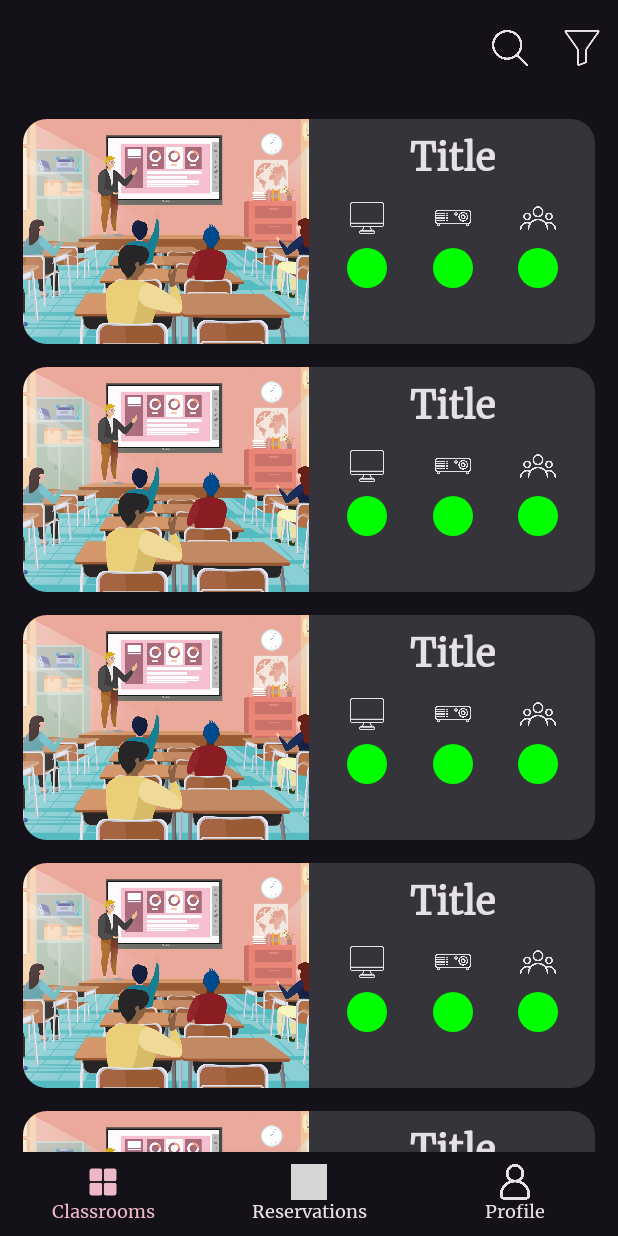
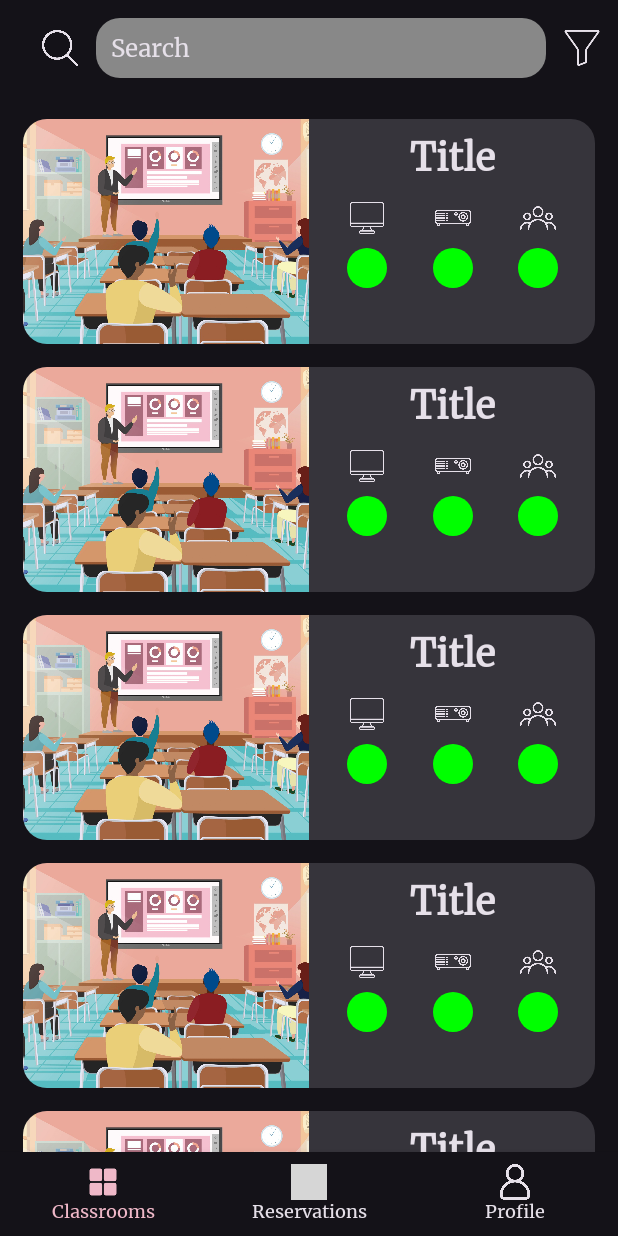
Before and after one commit to ilijaradojkovic/FON_ClassroomManagment_Frontend, an Android app built with Jetpack Compose: the Main_Screen screen opened through its navigation route, after a tap on "Search icon", on a phone screen of 412 x 824 dp. Run offline under Robolectric (Android 15) with nearby library versions, the phone set to English and light mode, and no system bars; our stand-ins replace accompanist; grey boxes are pictures that could not be loaded.

Commit message:
Dodata search animacija

```diff
--- a/app/src/main/java/com/example/fon_classroommanagment_frontend/Components/bars/TopBar.kt
+++ b/app/src/main/java/com/example/fon_classroommanagment_frontend/Components/bars/TopBar.kt
@@ -1,14 +1,20 @@
 package com.example.fon_classroommanagment_frontend.Components.input
 
-import androidx.compose.foundation.layout.Arrangement
-import androidx.compose.foundation.layout.Row
-import androidx.compose.foundation.layout.fillMaxWidth
-import androidx.compose.foundation.layout.size
+import androidx.compose.animation.animateContentSize
+import androidx.compose.foundation.background
+import androidx.compose.foundation.layout.*
+import androidx.compose.foundation.shape.RoundedCornerShape
+import androidx.compose.foundation.text.BasicTextField
 import androidx.compose.material.ExperimentalMaterialApi
 import androidx.compose.material3.*
-import androidx.compose.runtime.Composable
+import androidx.compose.runtime.*
+import androidx.compose.ui.Alignment
 import androidx.compose.ui.Modifier
+import androidx.compose.ui.draw.clip
+import androidx.compose.ui.graphics.Color
 import androidx.compose.ui.res.painterResource
+import androidx.compose.ui.text.TextStyle
+import androidx.compose.ui.text.style.TextAlign
 import androidx.compose.ui.unit.dp
 import com.example.fon_classroommanagment_frontend.R
 import kotlinx.coroutines.Job
@@ -19,22 +25,55 @@ fun TopBar(
     souldHide: Boolean,
     onFilterClick: () -> Job,
 
-){
+) {
+
+    var widthOfSearchInput by remember {
+        mutableStateOf(0f)
+    }
+    var searchText by remember{ mutableStateOf("")}
 
     SmallTopAppBar({
-if(!souldHide) {
-    Row(Modifier.fillMaxWidth(), horizontalArrangement = Arrangement.End) {
-        Row(modifier = Modifier.weight(1f), horizontalArrangement = Arrangement.End) {
-            IconButton(onClick = { /*TODO*/ }) {
+        if (!souldHide) {
+            Row(Modifier.fillMaxWidth(), horizontalArrangement = Arrangement.End, verticalAlignment = Alignment.CenterVertically) {
+                Row(modifier = Modifier.weight(1f), horizontalArrangement = Arrangement.End, verticalAlignment = Alignment.CenterVertically) {
+                    IconButton(onClick = {
+                        widthOfSearchInput = if (widthOfSearchInput == 1f) 0f
+                        else 1f
+                    }, modifier = Modifier) {
                         Icon(
                             painter = painterResource(id = R.drawable.search_icon),
                             contentDescription = "Search icon",
                             modifier = Modifier.size(24.dp)
                         )
                     }
+
+                         //TextField(modifier = Modifier.width(0.dp),value = "", onValueChange ={}, )
+                    BasicTextField(textStyle = MaterialTheme.typography.bodyMedium,
+                        modifier = Modifier.animateContentSize()
+                            .height(40.dp).fillMaxWidth(widthOfSearchInput)
+                            .clip(MaterialTheme.shapes.medium).background(Color.Gray),
+                       // shape = MaterialTheme.shapes.medium,
+                        value = searchText,
+                        onValueChange = {searchText="tewt"},
+                        decorationBox = { innerTextField ->
+                            Row(
+                                Modifier
+
+                                    .fillMaxSize().padding(10.dp,0.dp), verticalAlignment = Alignment.CenterVertically
+
+                            ) {
+
+                                if (searchText.isEmpty()) {
+                                    Text("Search", style = MaterialTheme.typography.bodyMedium)
+                                }
+                                innerTextField()  //<-- Add this
+                            }
+                        },
+
+                    )
                 }
                 Row(modifier = Modifier) {
-            IconButton(onClick = {onFilterClick()}) {
+                    IconButton(onClick = { onFilterClick() }) {
                         Icon(
                             painter = painterResource(id = R.drawable.filter_icon),
                             contentDescription = "Filter icon",
--- a/app/src/main/java/com/example/fon_classroommanagment_frontend/screens/Main_Screen.kt
+++ b/app/src/main/java/com/example/fon_classroommanagment_frontend/screens/Main_Screen.kt
@@ -7,8 +7,7 @@ import androidx.compose.foundation.layout.*
 import androidx.compose.material.*
 import androidx.compose.material3.ExperimentalMaterial3Api
 import androidx.compose.material3.Scaffold
-import androidx.compose.runtime.Composable
-import androidx.compose.runtime.rememberCoroutineScope
+import androidx.compose.runtime.*
 import androidx.compose.ui.Alignment
 import androidx.compose.ui.Modifier
 import androidx.compose.ui.graphics.Color
@@ -28,6 +27,7 @@ fun Main_Screen(navHostController: NavHostController, Title: String){
     val coroutineScope = rememberCoroutineScope()
     val modalBottomSheetState = rememberModalBottomSheetState(initialValue = ModalBottomSheetValue.Hidden)
 
+    var displayTopBarElements by remember{mutableStateOf(false)}
     ModalBottomSheetLayout(sheetState = modalBottomSheetState,
 
         sheetContent =  {
@@ -37,7 +37,8 @@ fun Main_Screen(navHostController: NavHostController, Title: String){
        sheetBackgroundColor = Color.Transparent,
 
     ) {
-        Scaffold(topBar = { TopBar(false,{coroutineScope.launch { if(modalBottomSheetState.targetValue==ModalBottomSheetValue.Expanded) modalBottomSheetState.hide() else modalBottomSheetState.show()}}) }, bottomBar = { BottonBar(navHostController) }) {
+        Scaffold(topBar = { TopBar(displayTopBarElements,{coroutineScope.launch { if(modalBottomSheetState.targetValue==ModalBottomSheetValue.Expanded) modalBottomSheetState.hide() else modalBottomSheetState.show()}}) },
+            bottomBar = { BottonBar(navHostController) }) {
             Column(
                 modifier = Modifier
                     .fillMaxWidth()
@@ -47,12 +48,15 @@ fun Main_Screen(navHostController: NavHostController, Title: String){
 
                 when(Title){
                     "Classrooms"->{
+                        displayTopBarElements=false
                         All_Classrooms(navHostController)
                     }
                     "Reservations"->{
+                        displayTopBarElements=true
                         AllReservations_Screen(navHostController)
                     }
                     "Profile"->{
+                        displayTopBarElements=true
                         Profile_Screen(isAdmin = false, fullName ="Ilija Radojkovic" )
                     }
                 }
```
Lines whose indentation alone changed are shown as unchanged.
